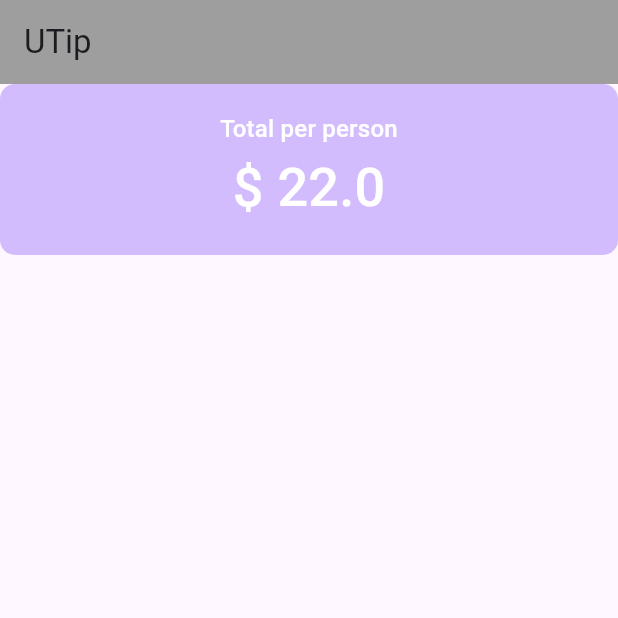
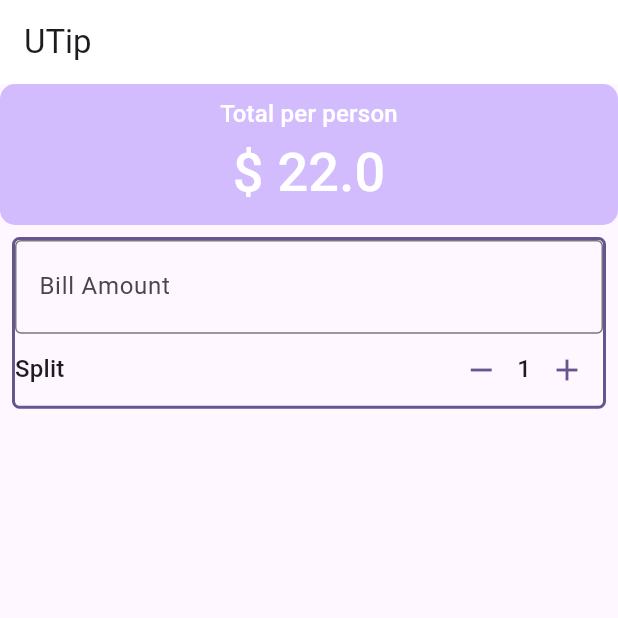
Before and after one commit to Oreoluwa199/flutter_application_2, a Flutter app: the screen it shows after launch, on a phone screen of 412 x 824 dp, the top half of it. Run offline on Flutter 3.47's test engine with Material 2 defaults, Android fonts, the phone set to English and light mode, and no system bars.

```diff
--- a/lib/main.dart
+++ b/lib/main.dart
@@ -28,6 +28,23 @@ class UTip extends StatefulWidget {
 }
 
 class _UTipState extends State<UTip> {
+  int _personCount = 1;
+  // Methods
+  void increment() {
+    setState(() {
+      _personCount = _personCount + 1;
+    });
+  }
+
+  void decrement() {
+    setState(() {
+      if (_personCount > 0) {
+        _personCount--;
+      }
+      _personCount = _personCount--;
+    });
+  }
+
   @override
   Widget build(BuildContext context) {
     var theme = Theme.of(context);
@@ -40,14 +57,14 @@ class _UTipState extends State<UTip> {
 
     return Scaffold(
       appBar: AppBar(
-        backgroundColor: Colors.grey,
+        backgroundColor: Colors.white,
         title: const Text('UTip'),
       ),
       body: Column(
         crossAxisAlignment: CrossAxisAlignment.stretch,
         children: [
           Container(
-            padding: const EdgeInsets.all(18),
+            padding: const EdgeInsets.all(8.0),
             decoration: BoxDecoration(
                 color: theme.colorScheme.inversePrimary,
                 borderRadius: BorderRadius.circular(10)),
@@ -62,6 +79,55 @@ class _UTipState extends State<UTip> {
               ],
             ),
           ),
+          // form
+          Padding(
+            padding: const EdgeInsets.all(8.0),
+            child: Container(
+              decoration: BoxDecoration(
+                  borderRadius: BorderRadius.circular(5),
+                  border:
+                      Border.all(color: theme.colorScheme.primary, width: 2)),
+              child: Column(
+                children: [
+                  TextField(
+                    decoration: const InputDecoration(
+                        border: OutlineInputBorder(),
+                        prefix: Icon(Icons.attach_money),
+                        labelText: 'Bill Amount'),
+                    keyboardType: TextInputType.number,
+                    onChanged: (String Value) {
+                      print("Value: $Value");
+                    },
+                  ),
+                  Row(
+                    mainAxisAlignment: MainAxisAlignment.spaceBetween,
+                    children: [
+                      Text(
+                        'Split',
+                        style: theme.textTheme.titleMedium,
+                      ),
+                      Row(
+                        children: [
+                          IconButton(
+                              color: theme.colorScheme.primary,
+                              onPressed: decrement,
+                              icon: const Icon(Icons.remove)),
+                          Text(
+                            '$_personCount',
+                            style: theme.textTheme.titleMedium,
+                          ),
+                          IconButton(
+                              color: theme.colorScheme.primary,
+                              onPressed: increment,
+                              icon: const Icon(Icons.add)),
+                        ],
+                      )
+                    ],
+                  )
+                ],
+              ),
+            ),
+          )
         ],
       ),
     );
```
